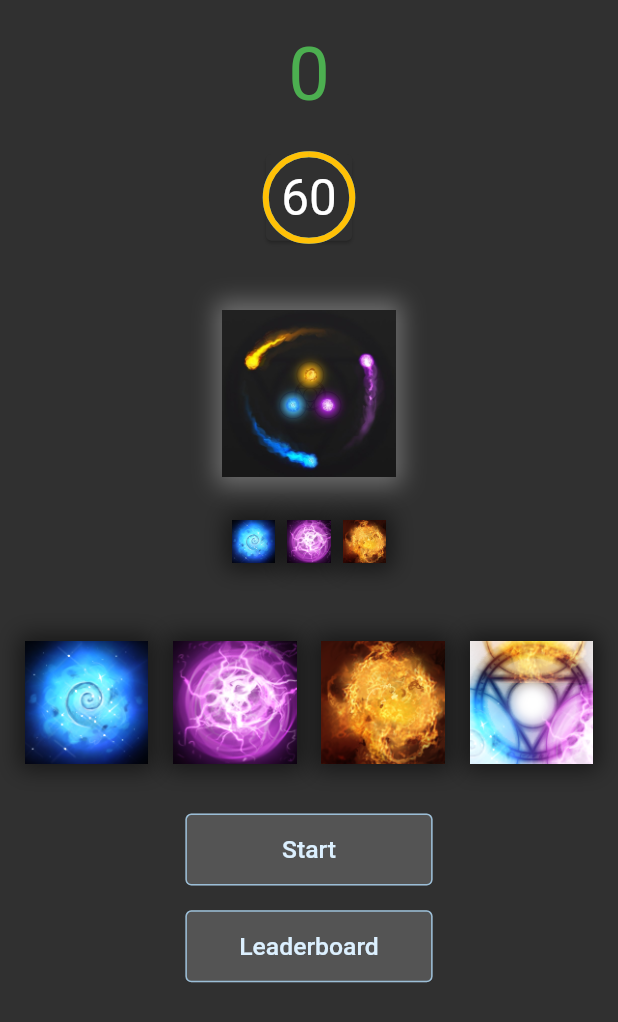
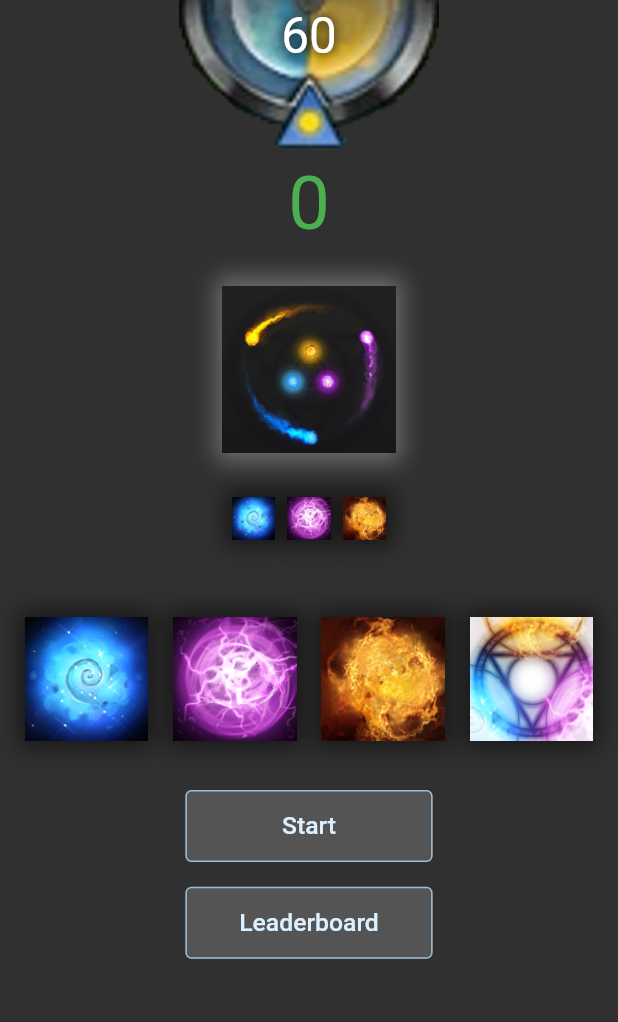
Before and after one commit to tolgasozbir/Invoker_Challenge, a Flutter app: the WithTimerView screen opened directly, on a phone screen of 412 x 824 dp. Shown: the top 1022 px of the screen. Run offline on Flutter 3.47's test engine with Material 2 defaults, Android fonts, the phone set to English and light mode, and no system bars; our stand-ins replace audioplayers, cloud_firestore, firebase_auth, firebase_core, flutter_svg, font_awesome_flutter and 3 more; missing offline and left inert: splash; accounts and stored records are empty; statements that could not run were skipped; project files that could hold a hidden picture were left out.

Commit message:
added new timer hud

```diff
--- a/lib/constants/app_colors.dart
+++ b/lib/constants/app_colors.dart
@@ -36,12 +36,6 @@ class AppColors {
   static const Color svgGrey = Color(0xFF424242);
   static const Color svgTalentTree = Colors.grey;
 
-
-  static List<Color> get gradientBlueYellow => const [
-    Color(0x3300BBFF),
-    Color(0x33FFCC00)
-  ];
-
   //Common colors
   static const Color transparent = Colors.transparent;
   static const Color white = Colors.white;
--- a/lib/constants/app_strings.dart
+++ b/lib/constants/app_strings.dart
@@ -119,6 +119,7 @@ class ImagePaths {
   //other
   static const String spellImage = '$_other/quas-wex-exort.jpg';
   static const String loadingGif = '$_other/qweLoading.gif';
+  static const String todClock = '$_other/time_of_day_clock.png';
 }
 
 class SoundPaths {
--- a/lib/screens/dashboard/with_timer/with_timer_view.dart
+++ b/lib/screens/dashboard/with_timer/with_timer_view.dart
@@ -32,10 +32,7 @@ class _WithTimerViewState extends State<WithTimerView> {
       child: SingleChildScrollView(
         child: Column(
           children: [
-            GameUIWidget(
-              gameType: GameType.Timer,
-              timerWidget: timerCounterWidget(),
-            ),
+            const GameUIWidget(gameType: GameType.Timer),
             showLeaderBoardButton(),
           ],
         ),
@@ -43,33 +40,8 @@ class _WithTimerViewState extends State<WithTimerView> {
     );
   }
 
-  Widget timerCounterWidget() {
-    final countdownValue = context.watch<GameProvider>().getCountdownValue;
-    return Card(
-      color: context.theme.scaffoldBackgroundColor,
-      child: Stack(
-        alignment: Alignment.center,
-        children: [
-          SizedBox.square(
-            dimension: context.dynamicWidth(0.14),
-            child: CircularProgressIndicator(
-              color: AppColors.amber,
-              backgroundColor: AppColors.blue,
-              valueColor: countdownValue <=10
-                ? const AlwaysStoppedAnimation<Color>(AppColors.red)
-                : const AlwaysStoppedAnimation<Color>(AppColors.amber),
-              value: countdownValue / 60,
-              strokeWidth: 4,
-            ),
-          ),
-          Text(countdownValue.toString(), style: TextStyle(fontSize: context.sp(24)),),
-        ],
-      ),
-    );
-  }
-
   Widget showLeaderBoardButton() {
-    final isStart = context.read<GameProvider>().isStart;
+    final isStart = context.watch<GameProvider>().isStart;
     if (isStart) return EmptyBox();
     return AppOutlinedButton(
       title: AppStrings.leaderboard,
--- a/lib/widgets/game_ui_widget.dart
+++ b/lib/widgets/game_ui_widget.dart
@@ -1,3 +1,4 @@
+import 'package:dota2_invoker/widgets/timer_hud.dart';
 import '../extensions/widget_extension.dart';
 import '../mixins/loading_state_mixin.dart';
 import '../services/app_services.dart';
@@ -26,10 +27,9 @@ import 'true_false_icon_widget.dart';
 enum GameType { Training, Challanger, Timer }
 
 class GameUIWidget extends StatefulWidget {
-  const GameUIWidget({super.key, required this.gameType, required this.timerWidget});
+  const GameUIWidget({super.key, required this.gameType});
 
   final GameType gameType;
-  final Widget? timerWidget;
 
   @override
   State<GameUIWidget> createState() => _GameUIWidgetState();
@@ -40,16 +40,15 @@ class _GameUIWidgetState extends State<GameUIWidget> with OrbMixin, LoadingState
   final _animKey = GlobalKey<TrueFalseWidgetState>();
 
   @override
-  Widget build(BuildContext context) => _bodyView(context);
+  Widget build(BuildContext context) => _bodyView();
 
-  Column _bodyView(BuildContext context) {
+  Column _bodyView() {
     return Column(
       children: [
-        //SizedBox(height: context.dynamicHeight(0.02)),
-        if (widget.gameType != GameType.Training)
+        if (widget.gameType != GameType.Training)...[
+          TimerHud(gameType: widget.gameType),
           trueCounter(),
-        if (widget.timerWidget != null)
-          widget.timerWidget!,
+        ],
         TrueFalseIconWidget(key: _animKey),
         bigSpellPicture(),
         selectedElementOrbs(),
@@ -60,16 +59,10 @@ class _GameUIWidgetState extends State<GameUIWidget> with OrbMixin, LoadingState
   }
 
   Widget trueCounter(){
-    return SizedBox(
-      width: double.infinity,
-      height: context.dynamicHeight(0.12),
-      child: Center(
-        child: Text(
-          context.watch<GameProvider>().getCorrectCombinationCount.toString(),
-          style: TextStyle(fontSize: context.sp(36), color: AppColors.scoreCounterColor,),
-        ),
-      ),
-    );
+    return Text(
+      context.watch<GameProvider>().getCorrectCombinationCount.toString(),
+      style: TextStyle(fontSize: context.sp(36), color: AppColors.scoreCounterColor,),
+    ).wrapPadding(EdgeInsets.only(top: 8));
   }
 
   Widget bigSpellPicture(){
--- a/lib/widgets/spells_helper_widget.dart
+++ b/lib/widgets/spells_helper_widget.dart
@@ -41,6 +41,7 @@ class SpellsHelperWidget extends StatefulWidget {
 
 class _SpellsHelperWidgetState extends State<SpellsHelperWidget> {
   late final List<Spell> allSpells;
+  final margin = const EdgeInsets.symmetric(vertical: 4);
 
   @override
   void initState() {
@@ -80,6 +81,7 @@ class _SpellsHelperWidgetState extends State<SpellsHelperWidget> {
 
   Widget quasColumn() {
     return Card(
+      margin: margin,
       color: const Color(0x333DA5FF),
       child: Column(
         mainAxisAlignment: MainAxisAlignment.center,
@@ -93,6 +95,7 @@ class _SpellsHelperWidgetState extends State<SpellsHelperWidget> {
 
   Widget wexColumn() {
     return Card(
+      margin: margin,
       color: const Color(0x23EC3DFF),
       child: Column(
         mainAxisAlignment: MainAxisAlignment.center,
@@ -106,6 +109,7 @@ class _SpellsHelperWidgetState extends State<SpellsHelperWidget> {
 
   Widget exortColumn() {
     return Card(
+      margin: margin,
       color: const Color(0x33EE9900),
       child: Column(
         mainAxisAlignment: MainAxisAlignment.center,
--- /dev/null
+++ b/lib/widgets/timer_hud.dart
@@ -0,0 +1,47 @@
+import 'package:dota2_invoker/constants/app_strings.dart';
+import 'package:dota2_invoker/extensions/context_extension.dart';
+import 'package:dota2_invoker/extensions/widget_extension.dart';
+import 'package:dota2_invoker/widgets/game_ui_widget.dart';
+import 'package:flutter/material.dart';
+import 'package:provider/provider.dart';
+import '../providers/game_provider.dart';
+
+class TimerHud extends StatelessWidget {
+  const TimerHud({super.key, required this.gameType});
+
+  final GameType gameType;
+
+  String getTimerValue(BuildContext context) {
+    var gameProvider = context.watch<GameProvider>();
+    switch (gameType) {
+      case GameType.Training:
+      case GameType.Challanger:
+        return gameProvider.getTimeValue.toString().padLeft(2, '0');
+      case GameType.Timer:
+        return gameProvider.getCountdownValue.toString().padLeft(2, '0');
+    }
+  }
+
+  @override
+  Widget build(BuildContext context) {
+    return Stack(
+      alignment: Alignment.topCenter,
+      children: [
+        Image.asset(ImagePaths.todClock, height: context.dynamicHeight(0.12),),
+        Text(
+          getTimerValue(context),
+          style: TextStyle(
+            fontSize: context.sp(24),
+            color: Color.fromARGB(255, 255, 255, 255),
+            shadows: [
+              Shadow(
+                color: Colors.black,
+                blurRadius: 8,
+              )
+            ]
+          )
+        ).wrapPadding(EdgeInsets.only(top: 4)),
+      ],
+    );
+  }
+}
--- a/lib/widgets/true_false_icon_widget.dart
+++ b/lib/widgets/true_false_icon_widget.dart
@@ -73,14 +73,11 @@ class TrueFalseWidgetState extends State<TrueFalseIconWidget> with TickerProvide
 
   @override
   Widget build(BuildContext context) {
-    return Padding(
-      padding: const EdgeInsets.all(8),
-      child: Stack(
-        children: [
-          _icon(IconType.True),
-          _icon(IconType.False),
-        ],
-      ),
+    return Stack(
+      children: [
+        _icon(IconType.True),
+        _icon(IconType.False),
+      ],
     );
   }
 
```
Also changed, not shown: lib/screens/dashboard/challanger/challanger_view.dart (+2 -30 lines), lib/screens/dashboard/training/training_view.dart (+3 -8 lines), assets/images/other/time_of_day_clock.png (added), assets/images/other/time_of_day_clock2.png (added).
